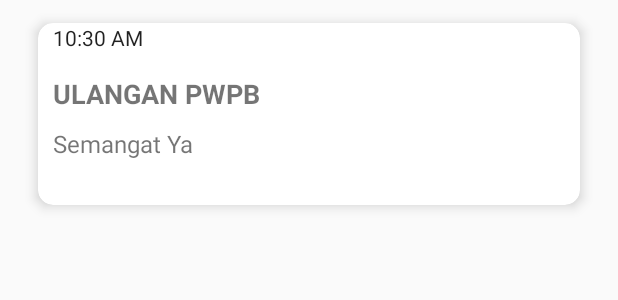
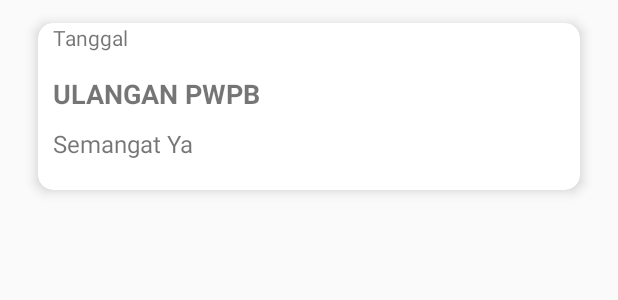
Before and after one commit to FajarFaturrahman/PostTestPWPB, an Android app: the layout notes_row_item.xml on its own in the app's theme, with its tools: preview values and no code run, on a phone screen of 412 x 824 dp. Shown: the top 300 px of the screen. Run offline under Robolectric (Android 15) with nearby library versions, the phone set to English and light mode, and no system bars.

Commit message:
update Sisa yang bermasalah tanggal nya

```diff
--- a/app/src/main/res/layout/notes_row_item.xml
+++ b/app/src/main/res/layout/notes_row_item.xml
@@ -18,10 +18,11 @@
             android:layout_marginLeft="10dp"
             android:layout_marginBottom="20dp">
 
-            <TextClock
-                android:id="@+id/txt_jam"
+            <TextView
+                android:id="@+id/date"
                 android:layout_width="match_parent"
-                android:layout_height="wrap_content"/>
+                android:layout_height="wrap_content"
+                android:text="Tanggal"/>
 
 
             <TextView
@@ -41,7 +42,6 @@
                 android:text="Semangat Ya"
                 android:textSize="16sp"
                 android:layout_marginTop="10dp"
-                android:layout_marginBottom="10dp"
                 />
         </LinearLayout>
 
```
Also changed, not shown: app/src/main/java/com/example/posttestpwpb/RecyclerAdapter.java (+4 -4 lines).
